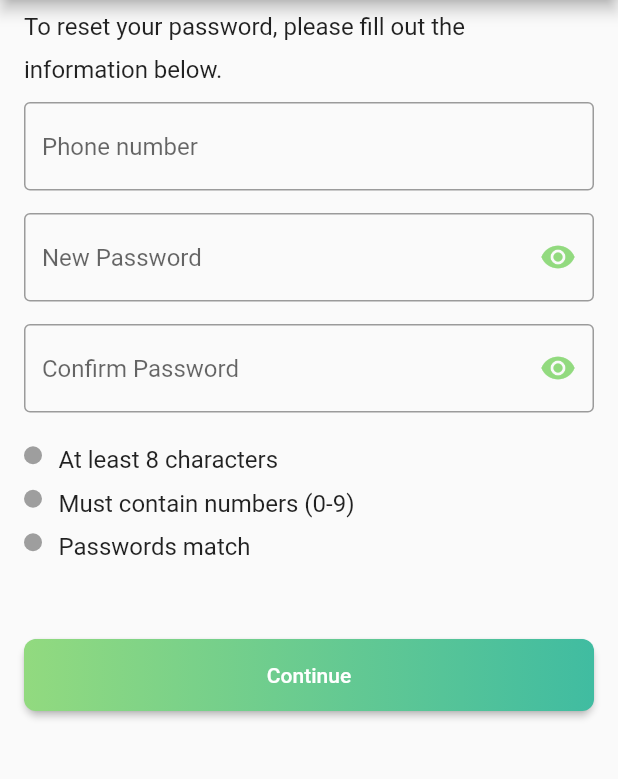
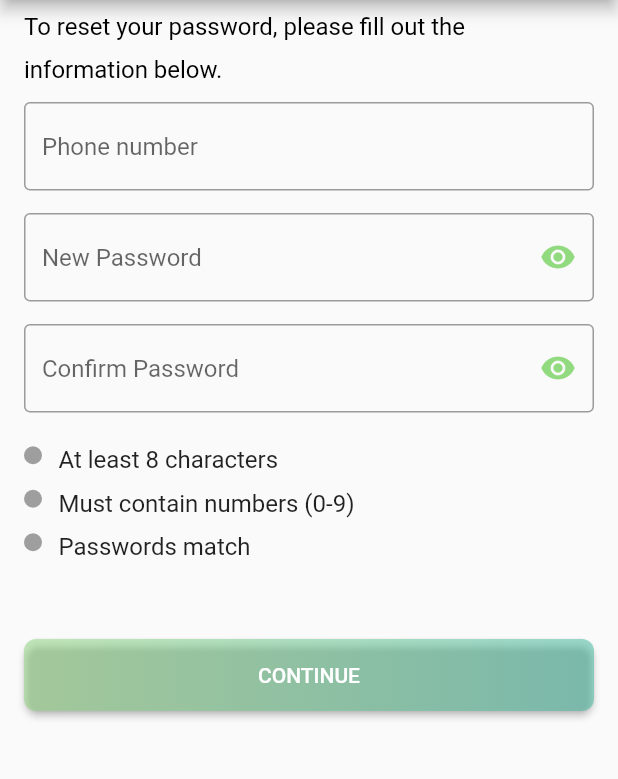
Before and after one commit to LJulfikyan/Blippy, a Flutter app: the ForgotPassPage screen opened directly, on a phone screen of 412 x 824 dp, the part 84-863 px from its top. Run offline on Flutter 3.47's test engine with Material 2 defaults, Android fonts, the phone set to English and light mode, and no system bars; our stand-ins replace simple_gradient_text.

Commit message:
07.02 23:59

```diff
--- a/lib/forgotPassPage.dart
+++ b/lib/forgotPassPage.dart
@@ -1,4 +1,8 @@
+import 'dart:ui';
 import 'package:flutter/material.dart';
+import 'package:flutter/services.dart';
+
+import 'confirmPassChange.dart';
 
 class ForgotPassPage extends StatefulWidget {
   const ForgotPassPage({Key? key}) : super(key: key);
@@ -9,14 +13,72 @@ class ForgotPassPage extends StatefulWidget {
 
 class _ForgotPassPageState extends State<ForgotPassPage> {
   bool isObscure = true;
-  final bool _passMatch = false;
-  final bool _atLeastEight = false;
-  final bool _containNums = false;
+  bool isValidPhone = false;
+  bool passMatch = false;
+  bool atLeastEight = false;
+  bool containNums = false;
+  bool isButtonActive = false;
+
+  late String text1 = "";
+  late String text2 = "";
+  late ElevatedButton continueButton;
+
+  void checkLength(String text) {
+    if (text.length >= 8) {
+      setState(() {
+        atLeastEight = true;
+      });
+    } else {
+      setState(() {
+        atLeastEight = false;
+      });
+    }
+  }
+
+  void isContainNumber(String text) {
+    if (text.contains(RegExp(r'[0-9]'))) {
+      setState(() {
+        containNums = true;
+      });
+    } else {
+      setState(() {
+        containNums = false;
+      });
+    }
+  }
+
+  void passwordMatch(String text1, String text2) {
+    if (text1 == text2 &&
+        text1.isNotEmpty &&
+        text2.isNotEmpty &&
+        atLeastEight &&
+        containNums) {
+      setState(() {
+        passMatch = true;
+      });
+    } else {
+      setState(() {
+        passMatch = false;
+      });
+    }
+  }
+
+  void correctForm() {
+    if (containNums && atLeastEight && passMatch) {
+      setState(() {
+        isButtonActive = true;
+      });
+    } else {
+      setState(() {
+        isButtonActive = false;
+      });
+    }
+  }
 
   @override
   Widget build(BuildContext context) {
     return Scaffold(
-        resizeToAvoidBottomInset: false,
+      resizeToAvoidBottomInset: false,
       appBar: AppBar(
         title: Row(
           children: const [Text("Forgot Password"), Spacer(), Text('1/2')],
@@ -49,6 +111,7 @@ information below. ''',
                     fontSize: 16,
                     fontFamily: 'Roboto',
                     height: 1.8,
+                    color: Colors.black,
                   ),
                 ),
               ],
@@ -56,13 +119,19 @@ information below. ''',
             const SizedBox(
               height: 10,
             ),
-           const TextField(
+            TextField(
+                onChanged: (phoneNum) {
+                  print(phoneNum);
+                },
+                inputFormatters: [
+                  FilteringTextInputFormatter.allow(RegExp('[+0-9]'))
+                ],
                 keyboardType: TextInputType.phone,
                 cursorWidth: 3,
                 cursorHeight: 20,
-                cursorColor: Color(0xFF92DA7F),
+                cursorColor: const Color(0xFF92DA7F),
                 obscureText: false,
-                decoration: InputDecoration(
+                decoration: const InputDecoration(
                   focusedBorder: OutlineInputBorder(
                     borderSide: BorderSide(color: Colors.green, width: 1.5),
                   ),
@@ -73,6 +142,16 @@ information below. ''',
               height: 15,
             ),
             TextField(
+              inputFormatters: [
+                FilteringTextInputFormatter.deny(RegExp('[ ]'))
+              ],
+              onChanged: (text) {
+                text1 = text;
+                checkLength(text1);
+                isContainNumber(text1);
+                passwordMatch(text1, text2);
+                correctForm();
+              },
               obscureText: isObscure,
               cursorWidth: 3,
               cursorHeight: 20,
@@ -99,6 +178,14 @@ information below. ''',
               height: 15,
             ),
             TextField(
+              inputFormatters: [
+                FilteringTextInputFormatter.deny(RegExp('[ ]'))
+              ],
+              onChanged: (text) {
+                text2 = text;
+                passwordMatch(text1, text2);
+                correctForm();
+              },
               obscureText: isObscure,
               cursorWidth: 3,
               cursorHeight: 20,
@@ -130,7 +217,7 @@ information below. ''',
                   Container(
                     decoration: BoxDecoration(
                         shape: BoxShape.circle,
-                        color: _atLeastEight ? Colors.green : Colors.grey),
+                        color: atLeastEight ? Colors.green : Colors.grey),
                     child: const Padding(
                       padding: EdgeInsets.all(6.0),
                     ),
@@ -153,7 +240,7 @@ information below. ''',
                     Container(
                       decoration: BoxDecoration(
                           shape: BoxShape.circle,
-                          color: _containNums ? Colors.green : Colors.grey),
+                          color: containNums ? Colors.green : Colors.grey),
                       child: const Padding(
                         padding: EdgeInsets.all(6.0),
                       ),
@@ -163,7 +250,6 @@ information below. ''',
                     ),
                     const Text(
                       'Must contain numbers (0-9)',
-
                       style: TextStyle(
                         fontWeight: FontWeight.w400,
                         fontSize: 16,
@@ -178,7 +264,7 @@ information below. ''',
                     Container(
                       decoration: BoxDecoration(
                           shape: BoxShape.circle,
-                          color: _passMatch ? Colors.green : Colors.grey),
+                          color: passMatch ? Colors.green : Colors.grey),
                       child: const Padding(
                         padding: EdgeInsets.all(6.0),
                       ),
@@ -200,28 +286,44 @@ information below. ''',
                 const SizedBox(
                   height: 50,
                 ),
-                ElevatedButton(
-                  onPressed: () {},
+                continueButton = ElevatedButton(
+                  onPressed: () {
+                    setState(() {
+                      isButtonActive
+                          ? Navigator.push(
+                              context,
+                              MaterialPageRoute(
+                                  builder: (context) =>
+                                      const ConfirmPassChange()),
+                            )
+                          : null;
+                    });
+                  },
                   style: ElevatedButton.styleFrom(
+                      primary: Colors.transparent,
                       padding: EdgeInsets.zero,
                       shape: RoundedRectangleBorder(
                           borderRadius: BorderRadius.circular(10))),
                   child: Ink(
                     decoration: BoxDecoration(
-                        gradient: const LinearGradient(
-                          begin: Alignment.centerLeft,
-                          end: Alignment.centerRight,
-                          colors: <Color>[
-                            Color(0xFF92DA7F),
-                            Color(0xFF40BCA1),
-                          ],
-                        ),
+                        gradient: LinearGradient(
+                            begin: Alignment.centerLeft,
+                            end: Alignment.centerRight,
+                            colors: isButtonActive
+                                ? <Color>[
+                                    const Color(0xFF92DA7F),
+                                    const Color(0xFF40BCA1),
+                                  ]
+                                : <Color>[
+                                    const Color(0xFF92DA7F).withOpacity(0.5),
+                                    const Color(0xFF40BCA1).withOpacity(0.5)
+                                  ]),
                         borderRadius: BorderRadius.circular(8)),
                     child: Container(
                       height: 48,
                       alignment: Alignment.center,
                       child: const Text(
-                        'Continue',
+                        'CONTINUE',
                       ),
                     ),
                   ),
--- a/pubspec.yaml
+++ b/pubspec.yaml
@@ -33,7 +33,7 @@ dependencies:
 
   # The following adds the Cupertino Icons font to your application.
   # Use with the CupertinoIcons class for iOS style icons.
-  cupertino_icons: ^1.0.2
+  cupertino_icons: ^1.0.4
   simple_gradient_text: ^1.2.2
 
 dev_dependencies:
@@ -45,7 +45,7 @@ dev_dependencies:
   # activated in the `analysis_options.yaml` file located at the root of your
   # package. See that file for information about deactivating specific lint
   # rules and activating additional ones.
-  flutter_lints: ^1.0.0
+  flutter_lints: ^1.0.4
 
 # For information on the generic Dart part of this file, see the
 # following page: https://dart.dev/tools/pub/pubspec
```
Also changed, not shown: lib/confirmPassChange.dart (added, +23 -0 lines), lib/main.dart (+2 -16 lines).
